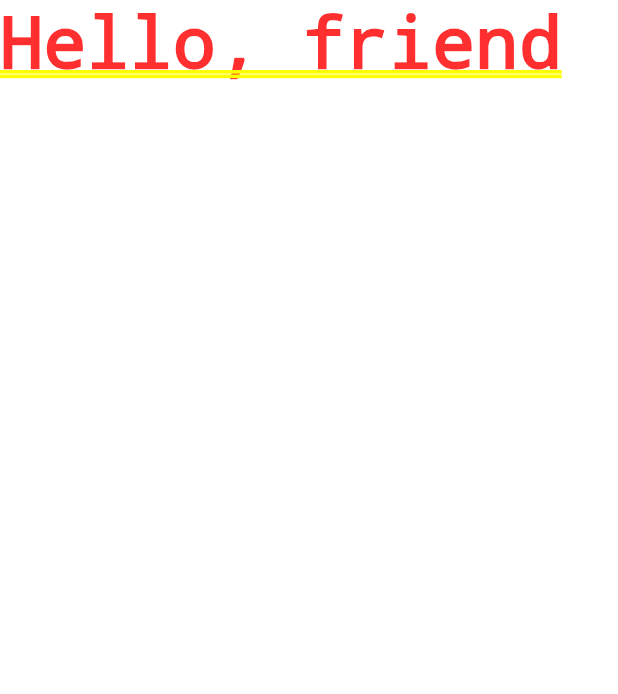
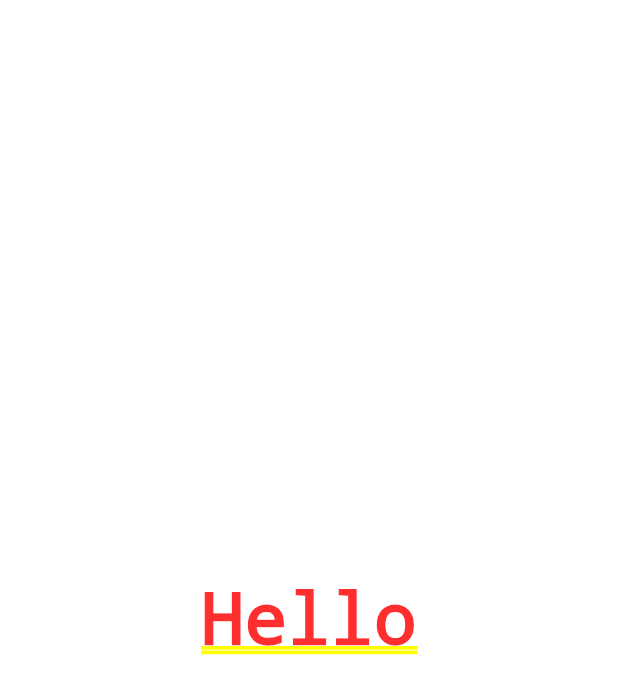
Before and after one commit to GarifullinII/weather_pro, a Flutter app: the screen it shows after launch, on a phone screen of 412 x 824 dp. Shown: the top 694 px of the screen. Run offline on Flutter 3.47's test engine with Material 3 defaults, Android fonts, the phone set to English and light mode, and no system bars.

Commit message:
add home_screen

```diff
--- a/lib/main.dart
+++ b/lib/main.dart
@@ -1,4 +1,5 @@
 import 'package:flutter/material.dart';
+import 'package:weather_pro/screens/home_screen.dart';
 
 void main() {
   runApp(const MyApp());
@@ -14,7 +15,8 @@ class MyApp extends StatelessWidget {
         colorScheme: ColorScheme.fromSeed(seedColor: Colors.deepPurple),
         useMaterial3: true,
       ),
-      home: const Text('Hello, friend')
+      debugShowCheckedModeBanner: false,
+      home: const HomeScreen(),
     );
   }
 }
--- /dev/null
+++ b/lib/screens/home_screen.dart
@@ -0,0 +1,12 @@
+import 'package:flutter/material.dart';
+
+class HomeScreen extends StatelessWidget {
+  const HomeScreen({super.key});
+
+  @override
+  Widget build(BuildContext context) {
+    return const Center(
+      child: Text('Hello'),
+    );
+  }
+}
```
